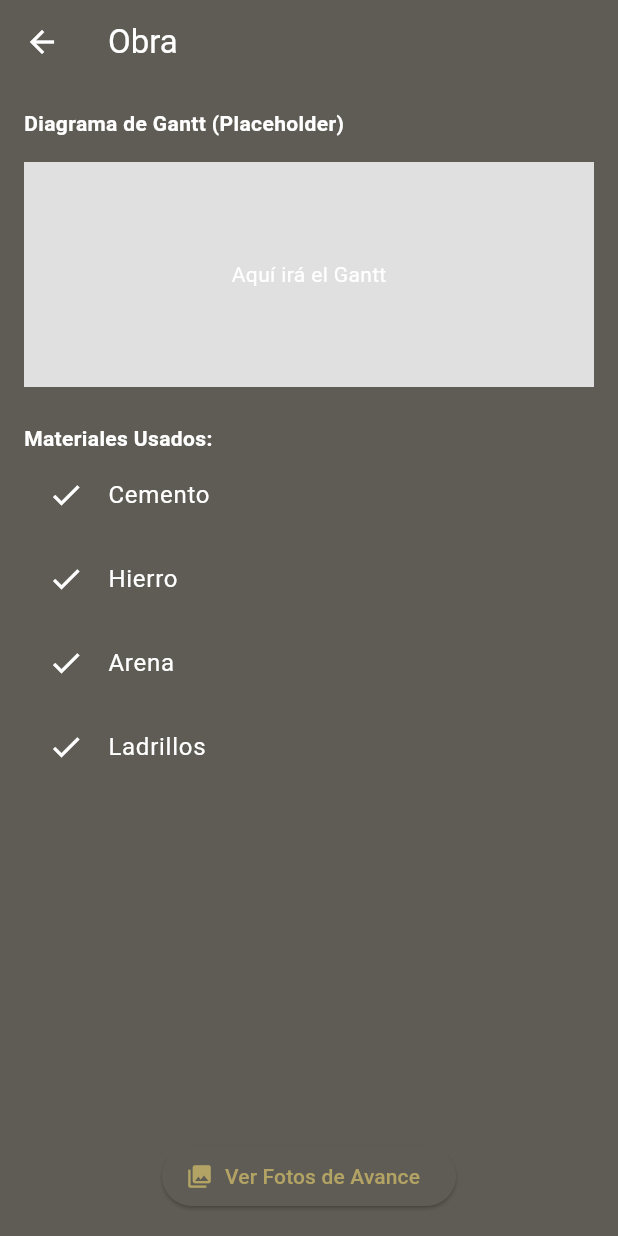
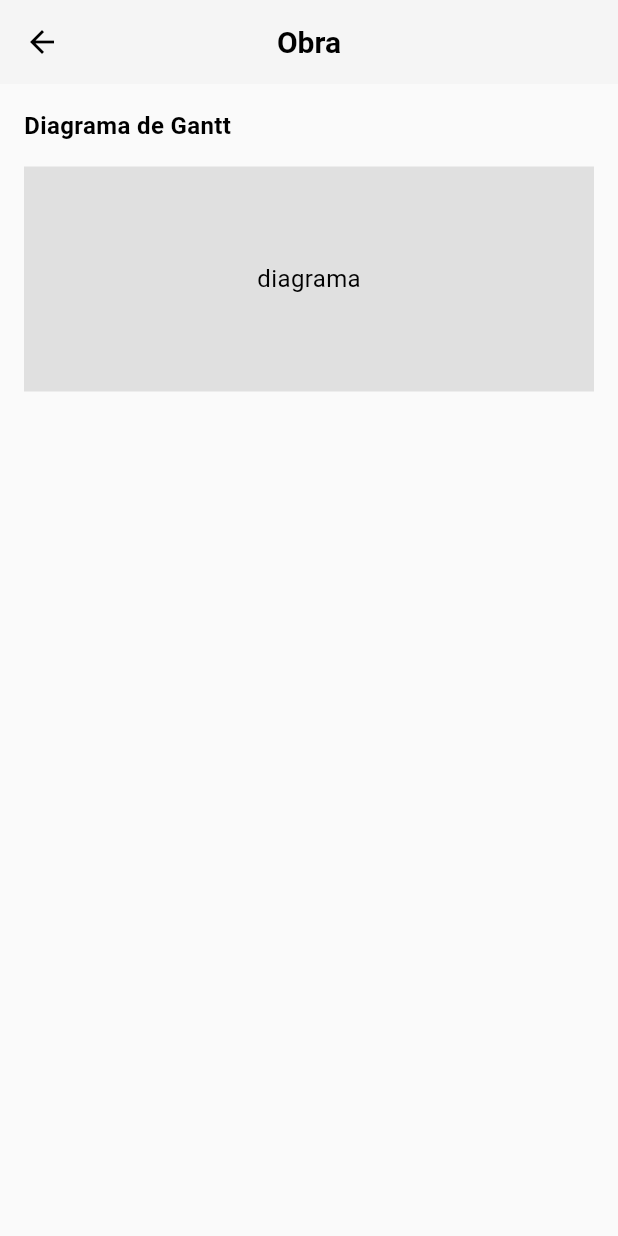
Before and after one commit to Anaranjad0/Obra-Studio, a Flutter app: the ObraPage screen opened by its route, on a phone screen of 412 x 824 dp. Run offline on Flutter 3.47's test engine with Material 3 defaults, Android fonts, the phone set to English and light mode, and no system bars; our stand-ins replace firebase_auth, firebase_core; missing offline and left inert: firebase_ui_auth; accounts and stored records are empty.

Commit message:
se modifica paleta de colores

```diff
--- a/obra_studio/lib/core/theme/app_colors.dart
+++ b/obra_studio/lib/core/theme/app_colors.dart
@@ -1,10 +1,10 @@
 import 'package:flutter/material.dart';
 
 class AppColors {
-  static const Color primary = Color(0xFFB3A364);
-  static const Color secondary = Color(0xFFDEC357);
-  static const Color tertiary = Color(0xFF8A8263);
-  static const Color surface = Color(0xFF5E5C54);
-  static const Color background = Color(0xFF333026);
-  static const Color accent = Color(0xFF3B321B);
+  static const Color primary = Color(0xFF006E6D); // Azul petróleo
+  static const Color secondary = Color(0xFFF9D03B); // Amarillo lima
+  static const Color tertiary = Color(0xFF75BA6F); // Verde éxito
+  static const Color surface = Color(0xFFF5F5F5); // Fondo de cards
+  static const Color background = Color(0xFFFAFAFA); // Fondo general
+  static const Color error = Color(0xFFB00020); // Rojo Material
 }
--- a/obra_studio/lib/core/theme/app_theme.dart
+++ b/obra_studio/lib/core/theme/app_theme.dart
@@ -8,12 +8,22 @@ class AppTheme {
       primary: AppColors.primary,
       onPrimary: Colors.white,
       secondary: AppColors.secondary,
-      onSecondary: Colors.white,
+      onSecondary: Colors.black,
+      tertiary: AppColors.tertiary,
+      onTertiary: Colors.black,
+      background: AppColors.background,
+      onBackground: Colors.black,
       surface: AppColors.surface,
-      onSurface: Colors.white,
-      error: Colors.red,
+      onSurface: Colors.black,
+      error: AppColors.error,
       onError: Colors.white,
     ),
     useMaterial3: true,
+    scaffoldBackgroundColor: AppColors.background,
+    appBarTheme: const AppBarTheme(elevation: 0, centerTitle: true),
+    textTheme: const TextTheme(
+      titleLarge: TextStyle(fontSize: 20, fontWeight: FontWeight.bold),
+      bodyMedium: TextStyle(fontSize: 16),
+    ),
   );
 }
--- a/obra_studio/lib/features/obra/presentation/pages/obra_page.dart
+++ b/obra_studio/lib/features/obra/presentation/pages/obra_page.dart
@@ -5,8 +5,6 @@ class ObraPage extends StatelessWidget {
 
   @override
   Widget build(BuildContext context) {
-    final materiales = ['Cemento', 'Hierro', 'Arena', 'Ladrillos'];
-
     return Scaffold(
       appBar: AppBar(title: const Text('Obra')),
       body: Padding(
@@ -15,37 +13,16 @@ class ObraPage extends StatelessWidget {
           crossAxisAlignment: CrossAxisAlignment.start,
           children: [
             const Text(
-              'Diagrama de Gantt (Placeholder)',
+              'Diagrama de Gantt',
               style: TextStyle(fontWeight: FontWeight.bold),
             ),
             const SizedBox(height: 16),
             Container(
               height: 150,
               color: Colors.grey[300],
-              child: const Center(child: Text('Aquí irá el Gantt')),
-            ),
-            const SizedBox(height: 24),
-            const Text(
-              'Materiales Usados:',
-              style: TextStyle(fontWeight: FontWeight.bold),
-            ),
-            ...materiales.map(
-              (mat) =>
-                  ListTile(leading: const Icon(Icons.check), title: Text(mat)),
+              child: const Center(child: Text('diagrama')),
             ),
             const Spacer(),
-            Center(
-              child: ElevatedButton.icon(
-                onPressed: () {
-                  // Aquí abrirías galería de fotos de avance
-                  ScaffoldMessenger.of(context).showSnackBar(
-                    const SnackBar(content: Text('Abriendo Fotos de Avance')),
-                  );
-                },
-                icon: const Icon(Icons.photo_library),
-                label: const Text('Ver Fotos de Avance'),
-              ),
-            ),
           ],
         ),
       ),
```
